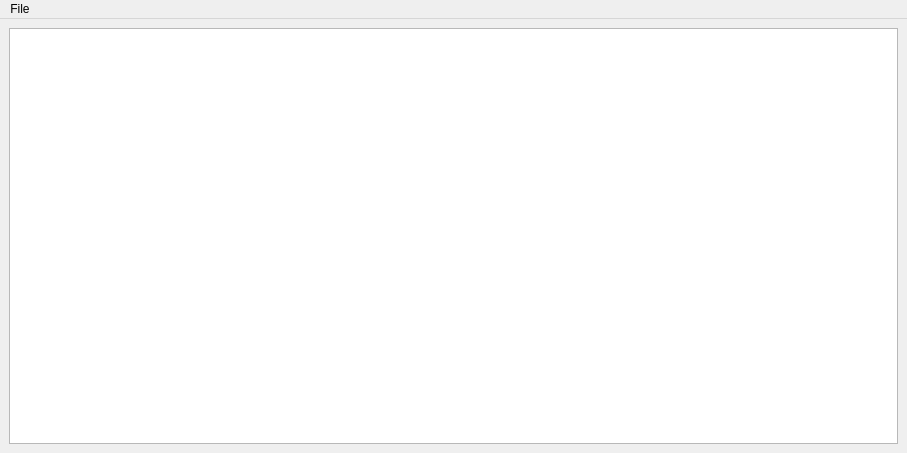
Qt form mainwindow.ui (nordic16/simplest-text-editor) before a commit.
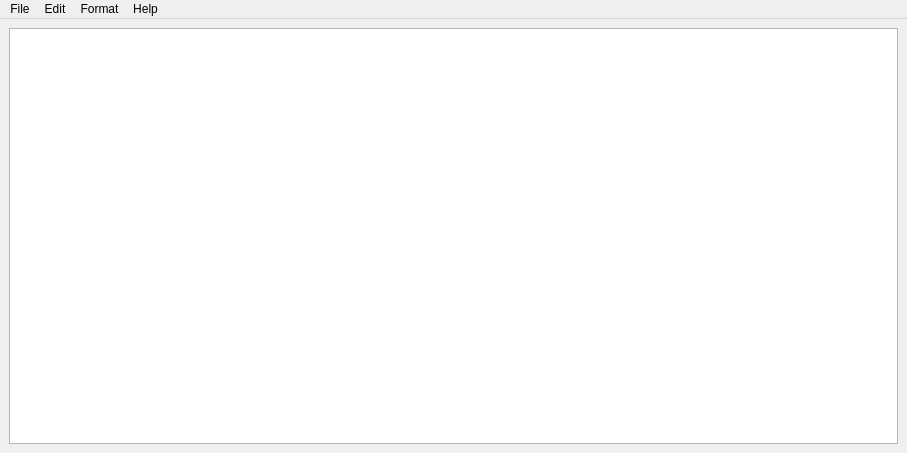
The same form after that commit.

```diff
--- a/mainwindow.ui
+++ b/mainwindow.ui
@@ -43,7 +43,32 @@
     <addaction name="actionSave"/>
     <addaction name="actionSave_As"/>
    </widget>
+   <widget class="QMenu" name="menuEdit">
+    <property name="title">
+     <string>Edit</string>
+    </property>
+    <addaction name="actionCopy"/>
+    <addaction name="actionCut"/>
+    <addaction name="actionPaste"/>
+   </widget>
+   <widget class="QMenu" name="menuHelp">
+    <property name="title">
+     <string>Format</string>
+    </property>
+    <addaction name="actionWord_Wrap"/>
+    <addaction name="actionFont"/>
+   </widget>
+   <widget class="QMenu" name="menuHelp_2">
+    <property name="title">
+     <string>Help</string>
+    </property>
+    <addaction name="actionAbout"/>
+    <addaction name="actionRepository"/>
+   </widget>
    <addaction name="menuFile"/>
+   <addaction name="menuEdit"/>
+   <addaction name="menuHelp"/>
+   <addaction name="menuHelp_2"/>
   </widget>
   <action name="actionNew">
    <property name="text">
```
Left out of the diff: 53 changed lines with no effect on the pictures.
